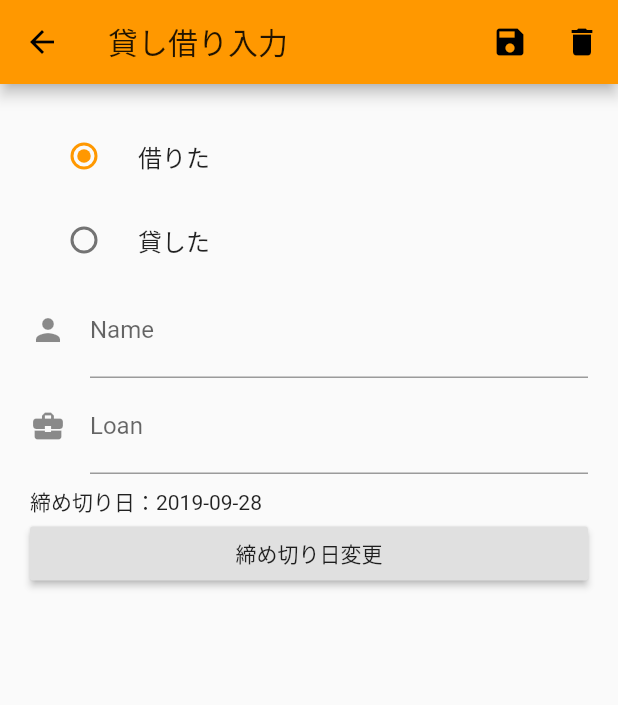
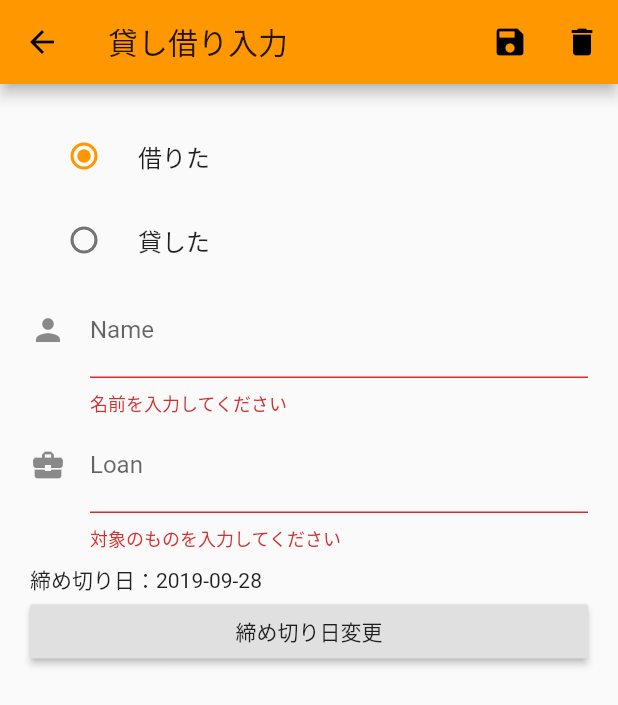
Before and after one commit to Liyuu8/kasikari_memo3, a Flutter app: the InputForm screen opened directly, after a tap on the "save" icon, on a phone screen of 412 x 824 dp. Shown: the top 705 px of the screen. Run offline on Flutter 3.47's test engine with Material 2 defaults, Android fonts, the phone set to English and light mode, and no system bars; our stand-ins replace cloud_firestore; accounts and stored records are empty.

Commit message:
新規登録機能の実装。

```diff
--- a/lib/main.dart
+++ b/lib/main.dart
@@ -127,6 +127,9 @@ class _MyInputFormState extends State<InputForm> {
     );
   }
 
+  DocumentReference _mainReference = Firestore.instance
+      .collection('kasikari-memo').document();
+
   @override
   Widget build(BuildContext context) {
     return Scaffold(
@@ -137,6 +140,16 @@ class _MyInputFormState extends State<InputForm> {
             icon: Icon(Icons.save),
             onPressed: (){
               print("保存ボタンを押しました");
+              if(_formKey.currentState.validate()) {
+                _formKey.currentState.save();
+                _mainReference.setData({
+                  'borrowOrLend': _data.borrowOrLend,
+                  'user': _data.user,
+                  'stuff': _data.stuff,
+                  'date': _data.date,
+                });
+                Navigator.pop(context);
+              }
             },
           ),
           IconButton(
@@ -179,6 +192,16 @@ class _MyInputFormState extends State<InputForm> {
                   hintText: '相手の名前',
                   labelText: 'Name',
                 ),
+                onSaved: (String value){
+                  _data.user = value;
+                },
+                validator: (value){
+                  if(value.isEmpty){
+                    return '名前を入力してください';
+                  }
+//                  return '';
+                },
+                initialValue: _data.user,
               ),
               TextFormField(
                 decoration: const InputDecoration(
@@ -186,6 +209,16 @@ class _MyInputFormState extends State<InputForm> {
                   hintText: '借りたもの、貸したもの',
                   labelText: 'Loan',
                 ),
+                onSaved: (String value){
+                  _data.stuff = value;
+                },
+                validator: (value){
+                  if(value.isEmpty){
+                    return '対象のものを入力してください';
+                  }
+//                  return '';
+                },
+                initialValue: _data.stuff,
               ),
               Padding(
                 padding: const EdgeInsets.only(top: 8.0),
```
